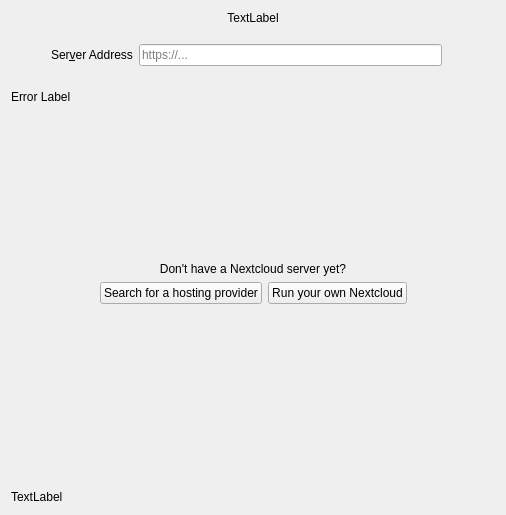
Old version of the form src/gui/wizard/owncloudsetupnocredspage.ui in the repository nextcloud/gsoc_client.
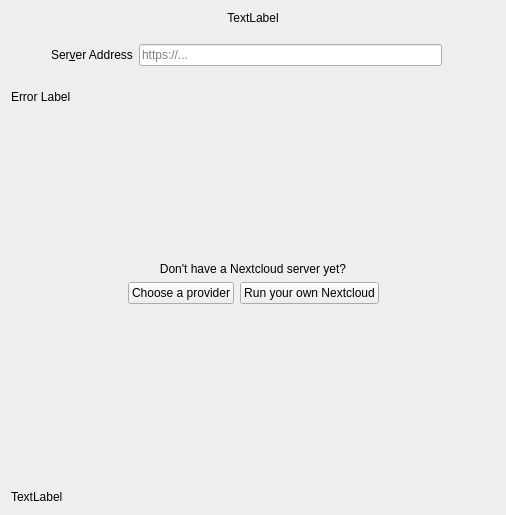
New version of the form. Custom widgets are drawn as their Qt base class.

Patch:
```diff
--- a/src/gui/wizard/owncloudsetupnocredspage.ui
+++ b/src/gui/wizard/owncloudsetupnocredspage.ui
@@ -227,7 +227,7 @@
         </font>
        </property>
        <property name="text">
-        <string>Search for a hosting provider</string>
+        <string>Choose a provider</string>
        </property>
       </widget>
      </item>
```
